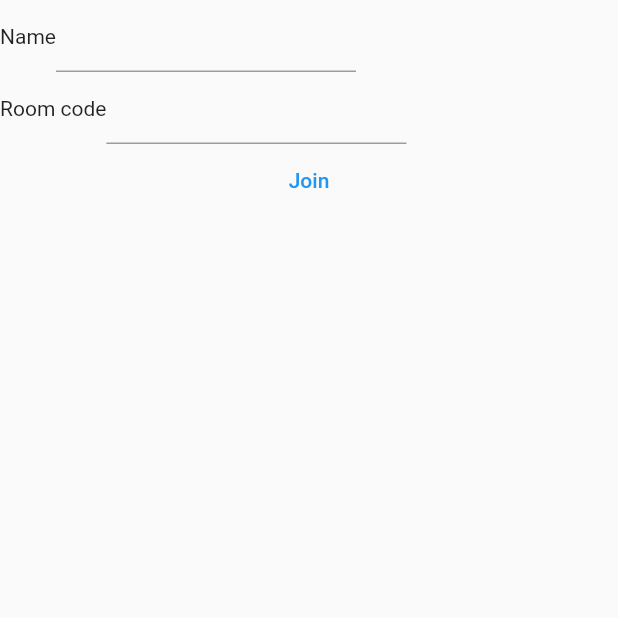
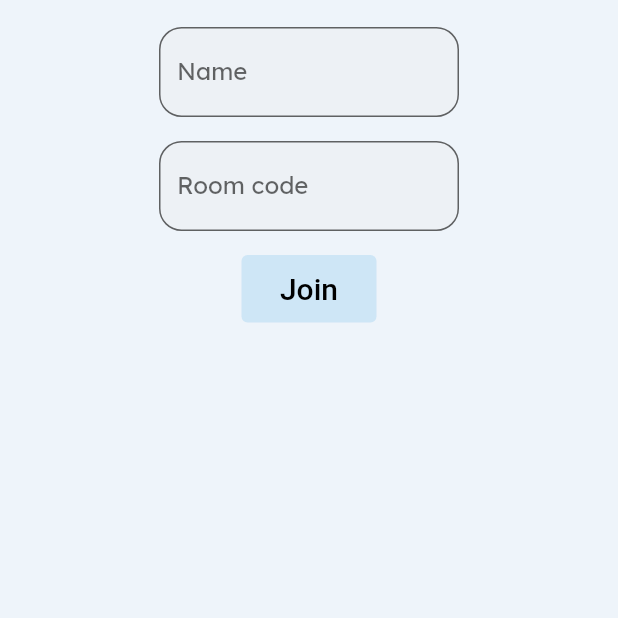
Before and after one commit to TheOmnimax/max-trivia, a Flutter app: the screen it shows after launch, after a tap on "Join", on a phone screen of 412 x 824 dp, the top half of it. Run offline on Flutter 3.47's test engine with Material 2 defaults, Android fonts, the phone set to English and light mode, and no system bars; our stand-ins replace equatable, firebase_auth, firebase_core, flutter_bloc, flutter_spinkit, socket_io_client; accounts and stored records are empty; network calls fail; Roboto replaces fonts that are missing (Lexend Deca).

Commit message:
Updated font and button style

```diff
--- a/lib/main.dart
+++ b/lib/main.dart
@@ -41,6 +41,7 @@ class Main extends StatelessWidget {
       title: 'Max Trivia',
       theme: ThemeData(
         primarySwatch: Colors.blue,
+        fontFamily: 'LexandDeca',
       ),
       initialRoute: '/',
       routes: {
--- a/lib/screens/create_game_screen/create_game_screen.dart
+++ b/lib/screens/create_game_screen/create_game_screen.dart
@@ -3,6 +3,7 @@ import 'package:flutter_bloc/flutter_bloc.dart';
 import 'package:max_trivia/constants/constants.dart';
 import 'package:max_trivia/screens/create_game_screen/bloc/create_game_bloc.dart';
 import 'package:max_trivia/screens/question_screen/question_screen.dart';
+import 'package:max_trivia/shared_widgets/buttons.dart';
 import 'package:max_trivia/shared_widgets/form_input.dart';
 import 'package:max_trivia/shared_widgets/loading.dart';
 import 'package:max_trivia/shared_widgets/shared_widgets.dart';
@@ -80,7 +81,7 @@ class _CreateGameMainState extends State<CreateGameMain> {
                   }
                 },
               ),
-              ConfirmButton(
+              ScreenButton(
                   onPressed: () async {
                     createKey.currentState!.validate();
                     if (playerName != '') {
--- a/lib/screens/home_screen/home_screen.dart
+++ b/lib/screens/home_screen/home_screen.dart
@@ -5,6 +5,7 @@ import 'package:max_trivia/screens/create_game_screen/create_game_screen.dart';
 import 'package:max_trivia/screens/home_screen/bloc/home_bloc.dart';
 import 'package:max_trivia/screens/join_game_screen/join_game_screen.dart';
 import 'package:max_trivia/shared_widgets/buttons.dart';
+import 'package:max_trivia/shared_widgets/form_input.dart';
 import 'package:max_trivia/shared_widgets/shared_widgets.dart';
 import 'package:max_trivia/utils/navigation.dart';
 
@@ -27,8 +28,11 @@ class HomePage extends StatelessWidget {
   Widget build(BuildContext context) {
     return DefaultScaffold(
       child: Column(
+        crossAxisAlignment: CrossAxisAlignment.center,
         children: [
-          Text('Version 1.0.2'),
+          Text(
+            'Version 1.0.2',
+          ),
           ScreenButton(
             onPressed: () {
               newScreen(
@@ -36,7 +40,7 @@ class HomePage extends StatelessWidget {
                 screen: const CreateGameScreen(),
               );
             },
-            text: 'Host',
+            label: 'Host',
           ),
           ScreenButton(
             onPressed: () {
@@ -45,8 +49,9 @@ class HomePage extends StatelessWidget {
                 screen: const JoinGameScreen(),
               );
             },
-            text: 'Join',
+            label: 'Join',
           ),
+          TextInput(label: 'Test', onChanged: (data) {})
         ],
       ),
     );
--- a/lib/screens/join_game_screen/bloc/join_game_bloc.dart
+++ b/lib/screens/join_game_screen/bloc/join_game_bloc.dart
@@ -49,7 +49,7 @@ class JoinGameBloc extends Bloc<JoinGameEvent, JoinGameState> {
       }
     });
     appBloc.socket.emit('add-player', {
-      'room_code': event.roomCode,
+      'room_code': event.roomCode.toLowerCase(),
       'player_name': event.name,
     });
 
--- a/lib/screens/join_game_screen/join_game_screen.dart
+++ b/lib/screens/join_game_screen/join_game_screen.dart
@@ -7,6 +7,8 @@ import 'package:max_trivia/shared_widgets/form_input.dart';
 import 'package:max_trivia/shared_widgets/shared_widgets.dart';
 
 import 'package:max_trivia/utils/navigation.dart';
+import 'package:max_trivia/utils/text_tools.dart';
+import '../../shared_widgets/buttons.dart';
 import '../../shared_widgets/loading.dart';
 import 'bloc/join_game_bloc.dart';
 
@@ -81,6 +83,9 @@ class _JoinGameMainState extends State<JoinGameMain> {
                 },
               ),
               TextInput(
+                inputFormatters: [
+                  UppercaseFormatter(),
+                ],
                 label: 'Room code',
                 onChanged: (String value) {
                   roomCode = value;
@@ -106,7 +111,7 @@ class _JoinGameMainState extends State<JoinGameMain> {
                   }
                 },
               ),
-              ConfirmButton(
+              ScreenButton(
                 onPressed: () async {
                   joinKey.currentState!.validate();
                   if (!((name == '') || (roomCode == ''))) {
--- a/lib/screens/question_screen/question_screen.dart
+++ b/lib/screens/question_screen/question_screen.dart
@@ -4,7 +4,11 @@ import 'package:max_trivia/bloc/app_bloc.dart';
 import 'package:max_trivia/constants/constants.dart';
 import 'package:max_trivia/screens/game_complete_screen/game_complete_screen.dart';
 import 'package:max_trivia/screens/question_screen/bloc/question_bloc.dart';
+import 'package:max_trivia/shared_widgets/buttons.dart';
+import 'package:max_trivia/shared_widgets/shared_widgets.dart';
 import 'package:max_trivia/utils/navigation.dart';
+
+import '../../shared_widgets/loading.dart';
 
 part 'choice_widget.dart';
 
@@ -78,16 +82,22 @@ class QuestionScreenMain extends StatelessWidget {
                         children: [
                           Text('Room code: '),
                           SelectableText(
-                              context.read<AppBloc>().state.roomCode),
+                            context
+                                .read<AppBloc>()
+                                .state
+                                .roomCode
+                                .toUpperCase(),
+                          ),
                         ],
                       ),
-                      TextButton(
-                          onPressed: () {
-                            context.read<QuestionBloc>().add(
-                                  const StartGame(),
-                                );
-                          },
-                          child: const Text('Start')),
+                      ScreenButton(
+                        onPressed: () {
+                          context.read<QuestionBloc>().add(
+                                const StartGame(),
+                              );
+                        },
+                        label: 'Start',
+                      )
                     ],
                   );
                 } else {
--- a/lib/shared_widgets/buttons.dart
+++ b/lib/shared_widgets/buttons.dart
@@ -3,18 +3,35 @@ import 'package:flutter/material.dart';
 class ScreenButton extends StatelessWidget {
   const ScreenButton({
     required this.onPressed,
-    required this.text,
+    required this.label,
     Key? key,
   }) : super(key: key);
 
   final Function() onPressed;
-  final String text;
+  final String label;
 
   @override
   Widget build(BuildContext context) {
-    return TextButton(
-      onPressed: onPressed,
-      child: Text(text),
+    return Padding(
+      padding: const EdgeInsets.all(8.0),
+      child: SizedBox(
+        height: 45,
+        width: 90,
+        child: TextButton(
+          onPressed: onPressed,
+          child: Text(
+            label,
+            style: TextStyle(
+              fontSize: 20.0,
+              fontFamily: 'Lexend Deca',
+            ),
+          ),
+          style: TextButton.styleFrom(
+            foregroundColor: Colors.black,
+            backgroundColor: Color.fromARGB(100, 158, 208, 240),
+          ),
+        ),
+      ),
     );
   }
 }
--- a/lib/shared_widgets/form_input.dart
+++ b/lib/shared_widgets/form_input.dart
@@ -1,10 +1,13 @@
 import 'package:flutter/material.dart';
+import 'package:flutter/services.dart';
 
 class TextInput extends StatefulWidget {
   const TextInput({
     required this.label,
     required this.onChanged,
     this.initialValue = '',
+    this.inputFormatters = const <TextInputFormatter>[],
+    this.textCapitalization = TextCapitalization.sentences,
     this.validator,
     Key? key,
   }) : super(key: key);
@@ -13,6 +16,8 @@ class TextInput extends StatefulWidget {
   final Function(String) onChanged;
   final String initialValue;
   final String? Function(String?)? validator;
+  final List<TextInputFormatter> inputFormatters;
+  final TextCapitalization textCapitalization;
 
   @override
   State<TextInput> createState() => _TextInputState();
@@ -26,37 +31,34 @@ class _TextInputState extends State<TextInput> {
       ..text = initialValue
       ..selection =
           TextSelection.fromPosition(TextPosition(offset: initialValue.length));
-    return Row(
-      children: [
-        Text(widget.label),
-        SizedBox(
-          width: 200,
-          child: TextFormField(
-            onChanged: widget.onChanged,
-            controller: tc,
-            validator: widget.validator,
-          ),
+    return Padding(
+      padding: const EdgeInsets.all(8.0),
+      child: SizedBox(
+        width: 200,
+        child: TextFormField(
+          controller: tc,
+          decoration: InputDecoration(
+              counterText: '',
+              filled: true,
+              fillColor: Color.fromARGB(100, 237, 237, 237),
+              focusedBorder: OutlineInputBorder(
+                  borderRadius: BorderRadius.circular(20),
+                  borderSide: BorderSide(
+                    color: Colors.blueAccent,
+                    width: 1.0,
+                  )),
+              border: OutlineInputBorder(
+                borderRadius: BorderRadius.circular(15),
+              ),
+              labelText: widget.label),
+          inputFormatters: widget.inputFormatters,
+          maxLength: 20,
+          maxLines: 1,
+          onChanged: widget.onChanged,
+          textCapitalization: widget.textCapitalization,
+          validator: widget.validator,
         ),
-      ],
+      ),
     );
   }
 }
-
-class ConfirmButton extends StatelessWidget {
-  const ConfirmButton({
-    required this.onPressed,
-    required this.label,
-    Key? key,
-  }) : super(key: key);
-
-  final Function() onPressed;
-  final String label;
-
-  @override
-  Widget build(BuildContext context) {
-    return TextButton(
-      onPressed: onPressed,
-      child: Text(label),
-    );
-  }
-}
--- a/lib/shared_widgets/shared_widgets.dart
+++ b/lib/shared_widgets/shared_widgets.dart
@@ -14,7 +14,20 @@ class DefaultScaffold extends StatelessWidget {
   Widget build(BuildContext context) {
     return SafeArea(
       child: Scaffold(
-        body: child,
+        backgroundColor: Color.fromARGB(100, 211, 228, 242),
+        body: Center(
+          child: Container(
+            // color: Color.fromARGB(100, 174, 211, 242),
+            constraints: const BoxConstraints(
+              maxWidth: 400,
+            ),
+            width: double.infinity,
+            child: Padding(
+              padding: const EdgeInsets.all(10.0),
+              child: child,
+            ),
+          ),
+        ),
       ),
     );
   }
--- /dev/null
+++ b/lib/utils/text_tools.dart
@@ -0,0 +1,13 @@
+import 'package:flutter/services.dart';
+
+// https://stackoverflow.com/a/49239762/10368970
+class UppercaseFormatter extends TextInputFormatter {
+  @override
+  TextEditingValue formatEditUpdate(
+      TextEditingValue oldValue, TextEditingValue newValue) {
+    return TextEditingValue(
+      text: newValue.text.toUpperCase(),
+      selection: newValue.selection,
+    );
+  }
+}
```
Also changed, not shown: pubspec.yaml (+4 -35 lines), fonts/LexendDeca-Regular.ttf (added).
